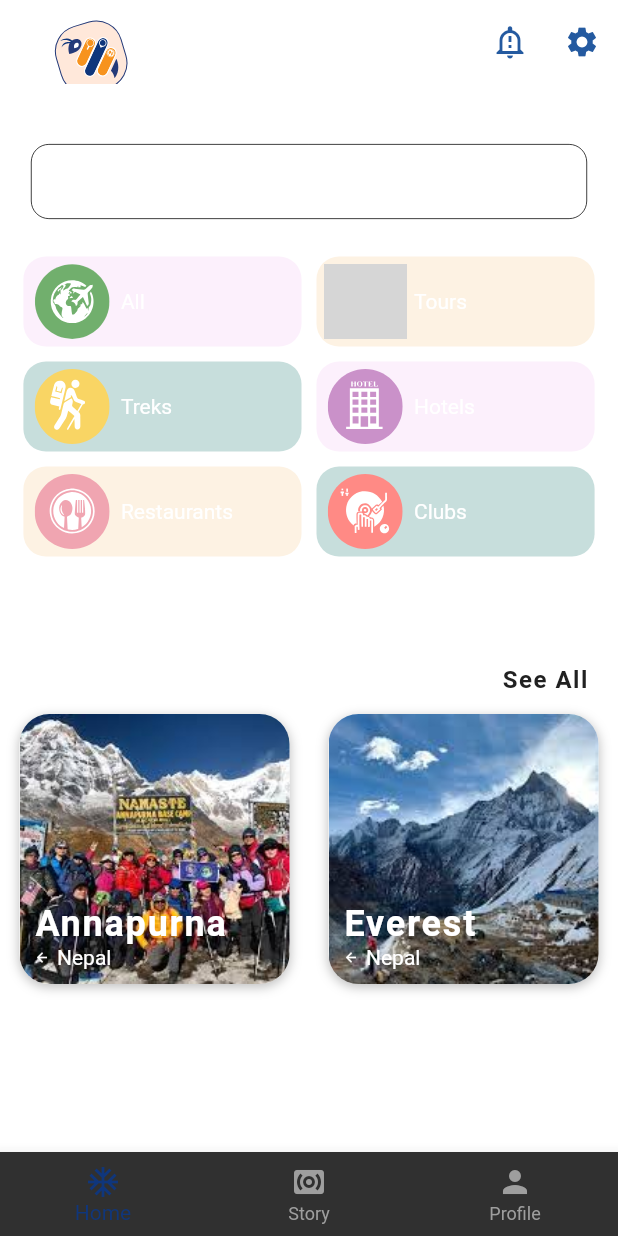
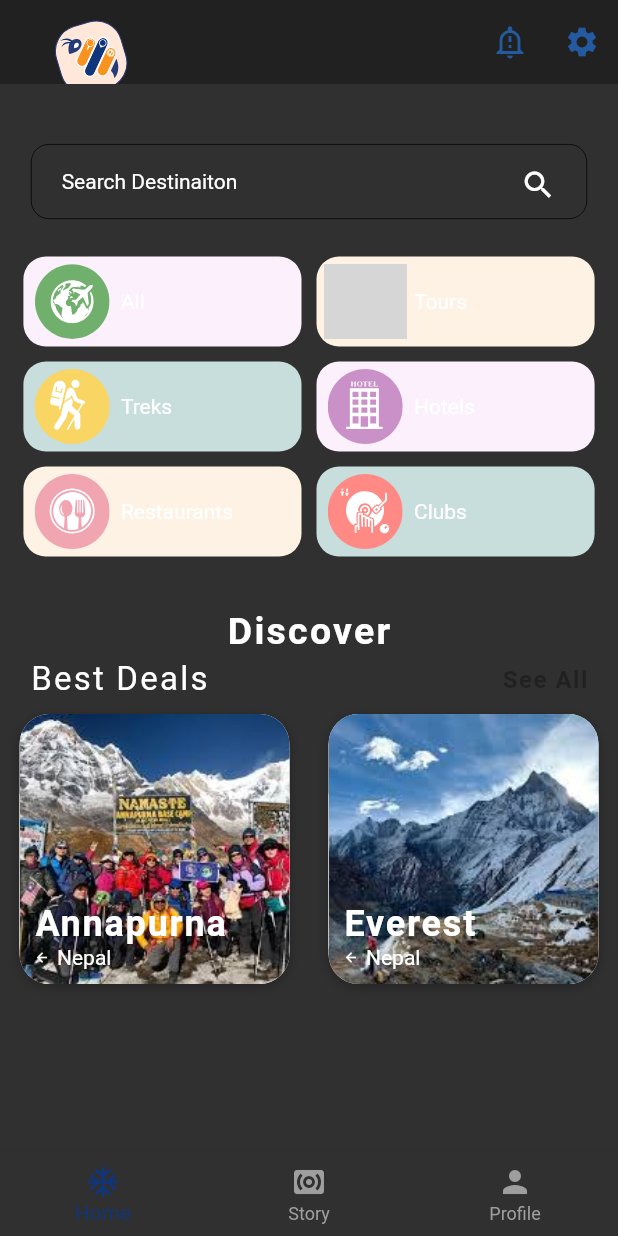
Before and after one commit to reewaz401/trabeely_app, a Flutter app: the screen it shows after launch, on a phone screen of 412 x 824 dp. Run offline on Flutter 3.47's test engine with Material 2 defaults, Android fonts, the phone set to English and light mode, and no system bars; our stand-ins replace cloud_firestore, country_code_picker, date_time_picker, flutter_svg, image_picker, shared_preferences; accounts and stored records are empty; project files that could hold a hidden picture were left out; grey boxes are pictures that could not be loaded.

Commit message:
color changes

```diff
--- a/lib/screens/homePage/homePage_screen.dart
+++ b/lib/screens/homePage/homePage_screen.dart
@@ -23,7 +23,6 @@ class _HomePageState extends State<HomePage> {
     return Container(
         height: deviceSize.height,
         width: deviceSize.width,
-        color: Colors.white,
         child: SingleChildScrollView(
           child: Column(
             mainAxisAlignment: MainAxisAlignment.center,
--- a/lib/screens/tabsScreen/tabs_screen.dart
+++ b/lib/screens/tabsScreen/tabs_screen.dart
@@ -50,8 +50,7 @@ class _TabsScreenState extends State<TabsScreen> {
       // drawer: AppDrawer(),
 
       appBar: AppBar(
-        elevation: 0.0,
-        backgroundColor: Colors.white,
+        elevation: 0,
         title: Container(
           alignment: Alignment.centerLeft,
           margin: EdgeInsets.only(left: 20, top: 20),
```
